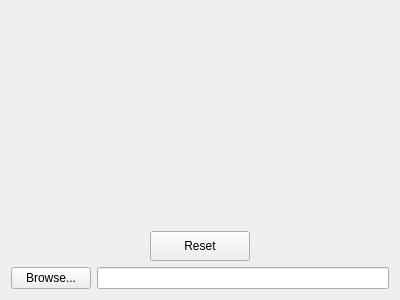
This is ImageWizard/filechooser.ui in coltoncandy/Image-Generator-Wizard as Qt 5 draws it before an edit. The edited form follows.
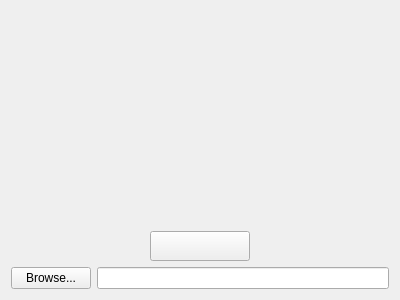
This is the edited form.

Commit message: Updated styling of reset button in style chooser to match reset button on target selector

```diff
--- a/ImageWizard/filechooser.ui
+++ b/ImageWizard/filechooser.ui
@@ -106,7 +106,7 @@
         </size>
        </property>
        <property name="text">
-        <string>Reset</string>
+        <string/>
        </property>
        <property name="flat">
         <bool>false</bool>
```
The commit also changes 1 other file.
